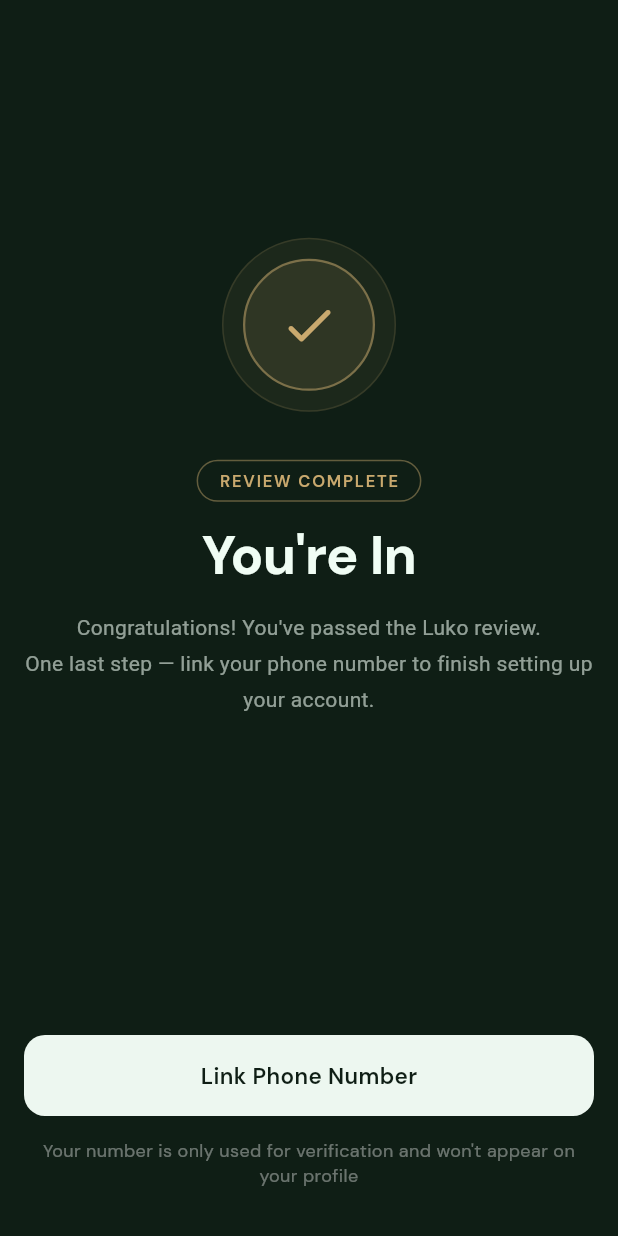
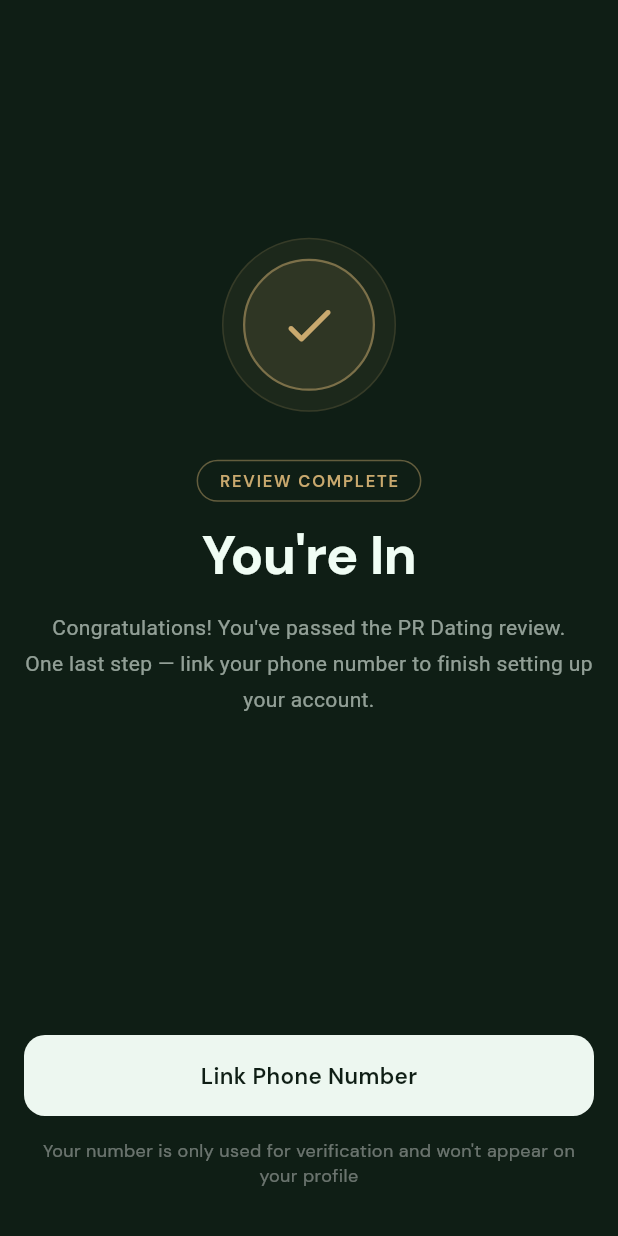
Before and after one commit to theprdating/luko-admin, a Flutter app: the ApprovedGatePage screen opened by its route, on a phone screen of 412 x 824 dp. Run offline on Flutter 3.47's test engine with Material 3 defaults, Android fonts, the phone set to English and light mode, and no system bars; our stand-ins replace firebase_core, firebase_messaging, flutter_image_compress, flutter_riverpod, go_router, google_fonts and 6 more; missing offline and left inert: mixpanel_flutter, wechat_assets_picker; accounts and stored records are empty; network calls fail.

Commit message:
feat: rebrand to PR Dating, fix email encoding, admin UX overhaul, FCM state refresh
Email:
- Replace denomailer with raw SMTP (Deno.connectTls + base64) to fix Chinese garbled text
- Rename brand Luko → PR Dating in all emails and FCM notifications
- Soft rejection email now includes admin's review_note as user-visible feedback

Admin panel:
- Add queue tabs (首次申請 / 重新申請) with live counts
- Photos now display full-size (240×360, object-fit:contain) instead of cropped thumbnails
- Reject textarea dynamically changes label/style when 差一點 is selected (user-visible)
- 85% tier label updated to 終生免費; rejection labels renamed to 差一點 / 不通過

Flutter app:
- Brand strings: Luko → PR Dating across all ARB files (zh + en)
- RejectedPage: loads review_note from DB and shows admin feedback card for soft rejections
- isPotential now triggers on rejection_type == 'soft' (was 'potential', never matched)
- FCM: invalidates appUserStatusProvider on application_approved/rejected (foreground + tap + cold start)
- main.dart: wires FcmService.setStatusChangeCallback so router redirects automatically after approval

Co-Authored-By: Claude Sonnet 4.6 <noreply@anthropic.com>

```diff
--- a/app/lib/l10n/app_en.arb
+++ b/app/lib/l10n/app_en.arb
@@ -1,7 +1,7 @@
 {
   "@@locale": "en",
 
-  "appName": "Luko",
+  "appName": "PR Dating",
   "@appName": { "description": "App name" },
 
   "commonConfirm": "Confirm",
@@ -34,7 +34,7 @@
   "authWelcomeTitle": "Date people who take care of themselves.",
   "@authWelcomeTitle": { "description": "Welcome screen main title" },
 
-  "authWelcomeSubtitle": "Apply to join Luko. We review every profile.",
+  "authWelcomeSubtitle": "Apply to join PR Dating. We review every profile.",
   "@authWelcomeSubtitle": { "description": "Welcome screen subtitle" },
 
   "welcomeBadge": "BY APPLICATION",
@@ -70,7 +70,7 @@
   "approvedGateTitle": "You're In",
   "@approvedGateTitle": { "description": "Approval gate page main title" },
 
-  "approvedGateBody": "Congratulations! You've passed the Luko review.\nOne last step — link your phone number to finish setting up your account.",
+  "approvedGateBody": "Congratulations! You've passed the PR Dating review.\nOne last step — link your phone number to finish setting up your account.",
   "@approvedGateBody": { "description": "Approval gate page body text" },
 
   "approvedGateCta": "Link Phone Number",
@@ -241,13 +241,13 @@
   "permissionPhotoTitle": "Photo Library Access Required",
   "@permissionPhotoTitle": { "description": "Gallery permission denied dialog title" },
 
-  "permissionPhotoBody": "Luko needs access to your photo library to upload photos. Please enable it in Settings.",
+  "permissionPhotoBody": "PR Dating needs access to your photo library to upload photos. Please enable it in Settings.",
   "@permissionPhotoBody": { "description": "Gallery permission denied dialog body" },
 
   "permissionCameraTitle": "Camera Access Required",
   "@permissionCameraTitle": { "description": "Camera permission denied dialog title" },
 
-  "permissionCameraBody": "Luko needs camera access to take photos. Please enable it in Settings.",
+  "permissionCameraBody": "PR Dating needs camera access to take photos. Please enable it in Settings.",
   "@permissionCameraBody": { "description": "Camera permission denied dialog body" },
 
   "permissionOpenSettings": "Open Settings",
@@ -412,14 +412,17 @@
   "reviewRejectedTitleSoft": "Not Quite Yet",
   "@reviewRejectedTitleSoft": { "description": "Rejected screen title — soft rejection" },
 
-  "reviewRejectedBodySoft": "Thanks for applying to Luko.\nYour current presentation doesn't quite meet our standards at this time.",
+  "reviewRejectedBodySoft": "Thanks for applying to PR Dating.\nYour current presentation doesn't quite meet our standards at this time.",
   "@reviewRejectedBodySoft": { "description": "Rejected screen body — soft rejection" },
 
-  "reviewRejectedTitlePotential": "You're Almost There",
+  "reviewRejectedTitlePotential": "Almost There!",
   "@reviewRejectedTitlePotential": { "description": "Rejected screen title — potential tier" },
 
-  "reviewRejectedBodyPotential": "We see something in you — but your photos aren't fully showcasing you yet.\nTry these tips before reapplying:",
+  "reviewRejectedBodyPotential": "You're close to our standard — just not quite there yet.\nTry these tips before reapplying:",
   "@reviewRejectedBodyPotential": { "description": "Rejected screen body — potential tier" },
+
+  "reviewAdminFeedbackTitle": "Review Feedback",
+  "@reviewAdminFeedbackTitle": { "description": "Soft-rejected page: admin feedback card title" },
 
   "reviewRejectedTip1": "Shoot near a window or outdoors in natural light",
   "@reviewRejectedTip1": { "description": "Improvement tip 1" },
@@ -514,13 +517,13 @@
   "onboarding2Title": "We screen\nfor intention.",
   "@onboarding2Title": { "description": "Onboarding page 2 title" },
 
-  "onboarding2Body": "Not algorithms. Real people.\n\nEvery account on Luko is reviewed by hand — because attitude can't be automated.\n",
+  "onboarding2Body": "Not algorithms. Real people.\n\nEvery account on PR Dating is reviewed by hand — because attitude can't be automated.\n",
   "@onboarding2Body": { "description": "Onboarding page 2 body" },
 
   "onboarding3Title": "Good connections\naren't luck.",
   "@onboarding3Title": { "description": "Onboarding page 3 title" },
 
-  "onboarding3Body": "No more endless scrolling.\n\nEvery day, Luko curates a small circle of people — each one genuinely worth your time.\n\nYou take yourself seriously.\nYou deserve someone who does too.",
+  "onboarding3Body": "No more endless scrolling.\n\nEvery day, PR Dating curates a small circle of people — each one genuinely worth your time.\n\nYou take yourself seriously.\nYou deserve someone who does too.",
   "@onboarding3Body": { "description": "Onboarding page 3 body" },
 
   "onboarding1Quote1": "These are the photos they handpicked to show you.\n Imagine what meeting them looks like.",
@@ -565,7 +568,7 @@
   "termsUpdateTitle": "We've Updated Our Terms",
   "@termsUpdateTitle": { "description": "Terms update page title" },
 
-  "termsUpdateSubtitle": "We've updated our Terms of Service and Privacy Policy. Please review them to continue using Luko.",
+  "termsUpdateSubtitle": "We've updated our Terms of Service and Privacy Policy. Please review them to continue using PR Dating.",
   "@termsUpdateSubtitle": { "description": "Terms update page subtitle" },
 
   "termsUpdateAccept": "I've Read and Agree to the New Terms",
--- a/app/lib/l10n/app_localizations.dart
+++ b/app/lib/l10n/app_localizations.dart
@@ -101,7 +101,7 @@ abstract class AppLocalizations {
   /// App name
   ///
   /// In en, this message translates to:
-  /// **'Luko'**
+  /// **'PR Dating'**
   String get appName;
 
   /// Confirm button
@@ -167,7 +167,7 @@ abstract class AppLocalizations {
   /// Welcome screen subtitle
   ///
   /// In en, this message translates to:
-  /// **'Apply to join Luko. We review every profile.'**
+  /// **'Apply to join PR Dating. We review every profile.'**
   String get authWelcomeSubtitle;
 
   /// Welcome page badge label (exclusivity marker)
@@ -233,7 +233,7 @@ abstract class AppLocalizations {
   /// Approval gate page body text
   ///
   /// In en, this message translates to:
-  /// **'Congratulations! You\'ve passed the Luko review.\nOne last step — link your phone number to finish setting up your account.'**
+  /// **'Congratulations! You\'ve passed the PR Dating review.\nOne last step — link your phone number to finish setting up your account.'**
   String get approvedGateBody;
 
   /// Approval gate page CTA button
@@ -539,7 +539,7 @@ abstract class AppLocalizations {
   /// Gallery permission denied dialog body
   ///
   /// In en, this message translates to:
-  /// **'Luko needs access to your photo library to upload photos. Please enable it in Settings.'**
+  /// **'PR Dating needs access to your photo library to upload photos. Please enable it in Settings.'**
   String get permissionPhotoBody;
 
   /// Camera permission denied dialog title
@@ -551,7 +551,7 @@ abstract class AppLocalizations {
   /// Camera permission denied dialog body
   ///
   /// In en, this message translates to:
-  /// **'Luko needs camera access to take photos. Please enable it in Settings.'**
+  /// **'PR Dating needs camera access to take photos. Please enable it in Settings.'**
   String get permissionCameraBody;
 
   /// Open system settings button
@@ -881,20 +881,26 @@ abstract class AppLocalizations {
   /// Rejected screen body — soft rejection
   ///
   /// In en, this message translates to:
-  /// **'Thanks for applying to Luko.\nYour current presentation doesn\'t quite meet our standards at this time.'**
+  /// **'Thanks for applying to PR Dating.\nYour current presentation doesn\'t quite meet our standards at this time.'**
   String get reviewRejectedBodySoft;
 
   /// Rejected screen title — potential tier
   ///
   /// In en, this message translates to:
-  /// **'You\'re Almost There'**
+  /// **'Almost There!'**
   String get reviewRejectedTitlePotential;
 
   /// Rejected screen body — potential tier
   ///
   /// In en, this message translates to:
-  /// **'We see something in you — but your photos aren\'t fully showcasing you yet.\nTry these tips before reapplying:'**
+  /// **'You\'re close to our standard — just not quite there yet.\nTry these tips before reapplying:'**
   String get reviewRejectedBodyPotential;
+
+  /// Soft-rejected page: admin feedback card title
+  ///
+  /// In en, this message translates to:
+  /// **'Review Feedback'**
+  String get reviewAdminFeedbackTitle;
 
   /// Improvement tip 1
   ///
@@ -1073,7 +1079,7 @@ abstract class AppLocalizations {
   /// Onboarding page 2 body
   ///
   /// In en, this message translates to:
-  /// **'Not algorithms. Real people.\n\nEvery account on Luko is reviewed by hand — because attitude can\'t be automated.\n'**
+  /// **'Not algorithms. Real people.\n\nEvery account on PR Dating is reviewed by hand — because attitude can\'t be automated.\n'**
   String get onboarding2Body;
 
   /// Onboarding page 3 title
@@ -1085,7 +1091,7 @@ abstract class AppLocalizations {
   /// Onboarding page 3 body
   ///
   /// In en, this message translates to:
-  /// **'No more endless scrolling.\n\nEvery day, Luko curates a small circle of people — each one genuinely worth your time.\n\nYou take yourself seriously.\nYou deserve someone who does too.'**
+  /// **'No more endless scrolling.\n\nEvery day, PR Dating curates a small circle of people — each one genuinely worth your time.\n\nYou take yourself seriously.\nYou deserve someone who does too.'**
   String get onboarding3Body;
 
   /// Onboarding page 1 background quote 1
@@ -1205,7 +1211,7 @@ abstract class AppLocalizations {
   /// Terms update page subtitle
   ///
   /// In en, this message translates to:
-  /// **'We\'ve updated our Terms of Service and Privacy Policy. Please review them to continue using Luko.'**
+  /// **'We\'ve updated our Terms of Service and Privacy Policy. Please review them to continue using PR Dating.'**
   String get termsUpdateSubtitle;
 
   /// Terms update accept button
--- a/app/lib/l10n/app_localizations_en.dart
+++ b/app/lib/l10n/app_localizations_en.dart
@@ -9,7 +9,7 @@ class AppLocalizationsEn extends AppLocalizations {
   AppLocalizationsEn([String locale = 'en']) : super(locale);
 
   @override
-  String get appName => 'Luko';
+  String get appName => 'PR Dating';
 
   @override
   String get commonConfirm => 'Confirm';
@@ -43,7 +43,7 @@ class AppLocalizationsEn extends AppLocalizations {
 
   @override
   String get authWelcomeSubtitle =>
-      'Apply to join Luko. We review every profile.';
+      'Apply to join PR Dating. We review every profile.';
 
   @override
   String get welcomeBadge => 'BY APPLICATION';
@@ -79,7 +79,7 @@ class AppLocalizationsEn extends AppLocalizations {
 
   @override
   String get approvedGateBody =>
-      'Congratulations! You\'ve passed the Luko review.\nOne last step — link your phone number to finish setting up your account.';
+      'Congratulations! You\'ve passed the PR Dating review.\nOne last step — link your phone number to finish setting up your account.';
 
   @override
   String get approvedGateCta => 'Link Phone Number';
@@ -248,14 +248,14 @@ class AppLocalizationsEn extends AppLocalizations {
 
   @override
   String get permissionPhotoBody =>
-      'Luko needs access to your photo library to upload photos. Please enable it in Settings.';
+      'PR Dating needs access to your photo library to upload photos. Please enable it in Settings.';
 
   @override
   String get permissionCameraTitle => 'Camera Access Required';
 
   @override
   String get permissionCameraBody =>
-      'Luko needs camera access to take photos. Please enable it in Settings.';
+      'PR Dating needs camera access to take photos. Please enable it in Settings.';
 
   @override
   String get permissionOpenSettings => 'Open Settings';
@@ -435,14 +435,17 @@ class AppLocalizationsEn extends AppLocalizations {
 
   @override
   String get reviewRejectedBodySoft =>
-      'Thanks for applying to Luko.\nYour current presentation doesn\'t quite meet our standards at this time.';
+      'Thanks for applying to PR Dating.\nYour current presentation doesn\'t quite meet our standards at this time.';
 
   @override
-  String get reviewRejectedTitlePotential => 'You\'re Almost There';
+  String get reviewRejectedTitlePotential => 'Almost There!';
 
   @override
   String get reviewRejectedBodyPotential =>
-      'We see something in you — but your photos aren\'t fully showcasing you yet.\nTry these tips before reapplying:';
+      'You\'re close to our standard — just not quite there yet.\nTry these tips before reapplying:';
+
+  @override
+  String get reviewAdminFeedbackTitle => 'Review Feedback';
 
   @override
   String get reviewRejectedTip1 =>
@@ -541,14 +544,14 @@ class AppLocalizationsEn extends AppLocalizations {
 
   @override
   String get onboarding2Body =>
-      'Not algorithms. Real people.\n\nEvery account on Luko is reviewed by hand — because attitude can\'t be automated.\n';
+      'Not algorithms. Real people.\n\nEvery account on PR Dating is reviewed by hand — because attitude can\'t be automated.\n';
 
   @override
   String get onboarding3Title => 'Good connections\naren\'t luck.';
 
   @override
   String get onboarding3Body =>
-      'No more endless scrolling.\n\nEvery day, Luko curates a small circle of people — each one genuinely worth your time.\n\nYou take yourself seriously.\nYou deserve someone who does too.';
+      'No more endless scrolling.\n\nEvery day, PR Dating curates a small circle of people — each one genuinely worth your time.\n\nYou take yourself seriously.\nYou deserve someone who does too.';
 
   @override
   String get onboarding1Quote1 =>
@@ -617,7 +620,7 @@ class AppLocalizationsEn extends AppLocalizations {
 
   @override
   String get termsUpdateSubtitle =>
-      'We\'ve updated our Terms of Service and Privacy Policy. Please review them to continue using Luko.';
+      'We\'ve updated our Terms of Service and Privacy Policy. Please review them to continue using PR Dating.';
 
   @override
   String get termsUpdateAccept => 'I\'ve Read and Agree to the New Terms';
--- a/app/lib/l10n/app_localizations_zh.dart
+++ b/app/lib/l10n/app_localizations_zh.dart
@@ -9,7 +9,7 @@ class AppLocalizationsZh extends AppLocalizations {
   AppLocalizationsZh([String locale = 'zh']) : super(locale);
 
   @override
-  String get appName => 'Luko';
+  String get appName => 'PR Dating';
 
   @override
   String get commonConfirm => '確認';
@@ -42,7 +42,7 @@ class AppLocalizationsZh extends AppLocalizations {
   String get authWelcomeTitle => '與認真打理自己的人相遇。';
 
   @override
-  String get authWelcomeSubtitle => '申請加入 Luko，每一個帳號都經過人工審核。';
+  String get authWelcomeSubtitle => '申請加入 PR Dating，每一個帳號都經過人工審核。';
 
   @override
   String get welcomeBadge => '申請制';
@@ -77,7 +77,7 @@ class AppLocalizationsZh extends AppLocalizations {
   String get approvedGateTitle => '申請通過';
 
   @override
-  String get approvedGateBody => '恭喜！你已通過 Luko 的資格審核。\n接下來，綁定手機號碼以完成帳號設置。';
+  String get approvedGateBody => '恭喜！你已通過 PR Dating 的資格審核。\n接下來，綁定手機號碼以完成帳號設置。';
 
   @override
   String get approvedGateCta => '綁定手機號碼';
@@ -240,13 +240,13 @@ class AppLocalizationsZh extends AppLocalizations {
   String get permissionPhotoTitle => '需要相簿權限';
 
   @override
-  String get permissionPhotoBody => 'Luko 需要存取您的相簿才能上傳照片。請前往設定開啟相簿權限。';
+  String get permissionPhotoBody => 'PR Dating 需要存取您的相簿才能上傳照片。請前往設定開啟相簿權限。';
 
   @override
   String get permissionCameraTitle => '需要相機權限';
 
   @override
-  String get permissionCameraBody => 'Luko 需要存取相機才能拍照。請前往設定開啟相機權限。';
+  String get permissionCameraBody => 'PR Dating 需要存取相機才能拍照。請前往設定開啟相機權限。';
 
   @override
   String get permissionOpenSettings => '前往設定';
@@ -413,14 +413,18 @@ class AppLocalizationsZh extends AppLocalizations {
   String get reviewRejectedTitleSoft => '目前還不是時候';
 
   @override
-  String get reviewRejectedBodySoft => '感謝你申請加入 Luko。\n目前的呈現方式暫時與我們的標準有些距離。';
+  String get reviewRejectedBodySoft =>
+      '感謝你申請加入 PR Dating。\n目前的呈現方式暫時與我們的標準有些距離。';
 
   @override
-  String get reviewRejectedTitlePotential => '你有 Luko 的潛力！';
+  String get reviewRejectedTitlePotential => '差一點點！';
 
   @override
   String get reviewRejectedBodyPotential =>
-      '我們看見你的潛力，但目前的照片還不夠展現你的魅力。\n試試這些建議，讓自己更容易通過審核：';
+      '你與通過標準的距離不遠。\n試試這些建議，讓自己在重新申請時更容易通過：';
+
+  @override
+  String get reviewAdminFeedbackTitle => '審核建議';
 
   @override
   String get reviewRejectedTip1 => '靠近窗戶或在戶外自然光下拍攝';
@@ -522,7 +526,7 @@ class AppLocalizationsZh extends AppLocalizations {
 
   @override
   String get onboarding3Body =>
-      '不再是無限滑卡。\n\n每天 Luko 只為你精選幾個人\n讓你把所有的注意力，放在真正值得的人身上。\n\n認真的你，值得一個認真的遇見。';
+      '不再是無限滑卡。\n\n每天 PR Dating 只為你精選幾個人\n讓你把所有的注意力，放在真正值得的人身上。\n\n認真的你，值得一個認真的遇見。';
 
   @override
   String get onboarding1Quote1 => '「連能挑選的照片都這樣，誰還相信見面他會打理好自己」';
@@ -582,7 +586,7 @@ class AppLocalizationsZh extends AppLocalizations {
   String get termsUpdateTitle => '條款已更新';
 
   @override
-  String get termsUpdateSubtitle => '我們更新了服務條款與隱私政策，請閱讀後繼續使用 Luko。';
+  String get termsUpdateSubtitle => '我們更新了服務條款與隱私政策，請閱讀後繼續使用 PR Dating。';
 
   @override
   String get termsUpdateAccept => '我已閱讀並同意最新條款';
--- a/app/lib/l10n/app_zh.arb
+++ b/app/lib/l10n/app_zh.arb
@@ -1,7 +1,7 @@
 {
   "@@locale": "zh",
 
-  "appName": "Luko",
+  "appName": "PR Dating",
   "@appName": { "description": "App 名稱" },
 
   "commonConfirm": "確認",
@@ -34,7 +34,7 @@
   "authWelcomeTitle": "與認真打理自己的人相遇。",
   "@authWelcomeTitle": { "description": "歡迎頁主標題" },
 
-  "authWelcomeSubtitle": "申請加入 Luko，每一個帳號都經過人工審核。",
+  "authWelcomeSubtitle": "申請加入 PR Dating，每一個帳號都經過人工審核。",
   "@authWelcomeSubtitle": { "description": "歡迎頁副標題" },
 
   "welcomeBadge": "申請制",
@@ -70,7 +70,7 @@
   "approvedGateTitle": "申請通過",
   "@approvedGateTitle": { "description": "審核通過頁主標題" },
 
-  "approvedGateBody": "恭喜！你已通過 Luko 的資格審核。\n接下來，綁定手機號碼以完成帳號設置。",
+  "approvedGateBody": "恭喜！你已通過 PR Dating 的資格審核。\n接下來，綁定手機號碼以完成帳號設置。",
   "@approvedGateBody": { "description": "審核通過頁說明文字" },
 
   "approvedGateCta": "綁定手機號碼",
@@ -241,13 +241,13 @@
   "permissionPhotoTitle": "需要相簿權限",
   "@permissionPhotoTitle": { "description": "相簿權限被拒 Dialog 標題" },
 
-  "permissionPhotoBody": "Luko 需要存取您的相簿才能上傳照片。請前往設定開啟相簿權限。",
+  "permissionPhotoBody": "PR Dating 需要存取您的相簿才能上傳照片。請前往設定開啟相簿權限。",
   "@permissionPhotoBody": { "description": "相簿權限被拒 Dialog 內文" },
 
   "permissionCameraTitle": "需要相機權限",
   "@permissionCameraTitle": { "description": "相機權限被拒 Dialog 標題" },
 
-  "permissionCameraBody": "Luko 需要存取相機才能拍照。請前往設定開啟相機權限。",
+  "permissionCameraBody": "PR Dating 需要存取相機才能拍照。請前往設定開啟相機權限。",
   "@permissionCameraBody": { "description": "相機權限被拒 Dialog 內文" },
 
   "permissionOpenSettings": "前往設定",
@@ -412,14 +412,17 @@
   "reviewRejectedTitleSoft": "目前還不是時候",
   "@reviewRejectedTitleSoft": { "description": "拒絕頁面標題 — 一般拒絕" },
 
-  "reviewRejectedBodySoft": "感謝你申請加入 Luko。\n目前的呈現方式暫時與我們的標準有些距離。",
+  "reviewRejectedBodySoft": "感謝你申請加入 PR Dating。\n目前的呈現方式暫時與我們的標準有些距離。",
   "@reviewRejectedBodySoft": { "description": "拒絕頁面說明 — 一般拒絕" },
 
-  "reviewRejectedTitlePotential": "你有 Luko 的潛力！",
+  "reviewRejectedTitlePotential": "差一點點！",
   "@reviewRejectedTitlePotential": { "description": "拒絕頁面標題 — 有潛力" },
 
-  "reviewRejectedBodyPotential": "我們看見你的潛力，但目前的照片還不夠展現你的魅力。\n試試這些建議，讓自己更容易通過審核：",
+  "reviewRejectedBodyPotential": "你與通過標準的距離不遠。\n試試這些建議，讓自己在重新申請時更容易通過：",
   "@reviewRejectedBodyPotential": { "description": "拒絕頁面說明 — 有潛力" },
+
+  "reviewAdminFeedbackTitle": "審核建議",
+  "@reviewAdminFeedbackTitle": { "description": "差一點拒絕頁面：審核員給用戶的建議卡片標題" },
 
   "reviewRejectedTip1": "靠近窗戶或在戶外自然光下拍攝",
   "@reviewRejectedTip1": { "description": "改善建議 1" },
@@ -520,7 +523,7 @@
   "onboarding3Title": "好的相遇，\n不是在人堆碰運氣",
   "@onboarding3Title": { "description": "Onboarding 第 3 頁標題" },
 
-  "onboarding3Body": "不再是無限滑卡。\n\n每天 Luko 只為你精選幾個人\n讓你把所有的注意力，放在真正值得的人身上。\n\n認真的你，值得一個認真的遇見。",
+  "onboarding3Body": "不再是無限滑卡。\n\n每天 PR Dating 只為你精選幾個人\n讓你把所有的注意力，放在真正值得的人身上。\n\n認真的你，值得一個認真的遇見。",
   "@onboarding3Body": { "description": "Onboarding 第 3 頁內文" },
 
   "onboarding1Quote1": "「連能挑選的照片都這樣，誰還相信見面他會打理好自己」",
@@ -565,7 +568,7 @@
   "termsUpdateTitle": "條款已更新",
   "@termsUpdateTitle": { "description": "條款更新頁標題" },
 
-  "termsUpdateSubtitle": "我們更新了服務條款與隱私政策，請閱讀後繼續使用 Luko。",
+  "termsUpdateSubtitle": "我們更新了服務條款與隱私政策，請閱讀後繼續使用 PR Dating。",
   "@termsUpdateSubtitle": { "description": "條款更新頁說明" },
 
   "termsUpdateAccept": "我已閱讀並同意最新條款",
--- a/app/lib/main.dart
+++ b/app/lib/main.dart
@@ -14,6 +14,7 @@ import 'core/router/app_router.dart';
 import 'core/services/fcm_service.dart';
 import 'core/supabase/supabase_config.dart';
 import 'core/theme/app_theme.dart';
+import 'features/auth/providers/auth_provider.dart';
 import 'l10n/app_localizations.dart';
 
 Future<void> main() async {
@@ -87,6 +88,9 @@ class LukoApp extends ConsumerWidget {
 
   @override
   Widget build(BuildContext context, WidgetRef ref) {
+    // FCM 審核結果通知 → 刷新 App 狀態機，觸發 router redirect
+    FcmService.setStatusChangeCallback(() => ref.invalidate(appUserStatusProvider));
+
     // routerProvider 持有 GoRouter 實例（含 redirect 邏輯）
     final router = ref.watch(routerProvider);
 
```
Also changed, not shown: app/lib/core/services/fcm_service.dart (+27 -2 lines), app/lib/features/auth/presentation/pages/rejected_page.dart (+67 -3 lines), 7 other files.
